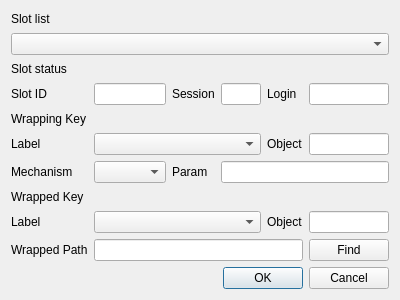
jykim74/CryptokiMan, file HsmMan/wrap_key_dlg.ui: the form before one commit.
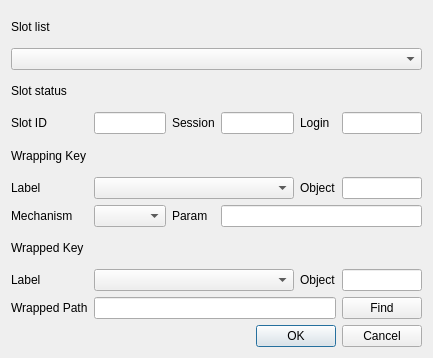
The form after the commit.

Patch:
```diff
--- a/HsmMan/wrap_key_dlg.ui
+++ b/HsmMan/wrap_key_dlg.ui
@@ -6,8 +6,8 @@
    <rect>
     <x>0</x>
     <y>0</y>
-    <width>400</width>
-    <height>300</height>
+    <width>433</width>
+    <height>358</height>
    </rect>
   </property>
   <property name="windowTitle">
```
Left out of the diff: 2 changed lines with no effect on the pictures.
